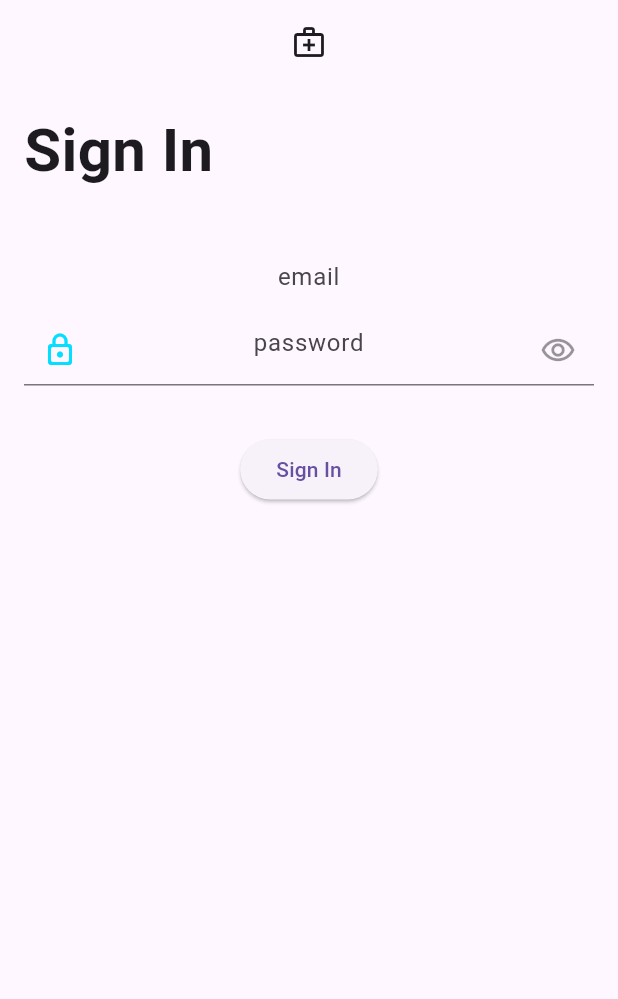
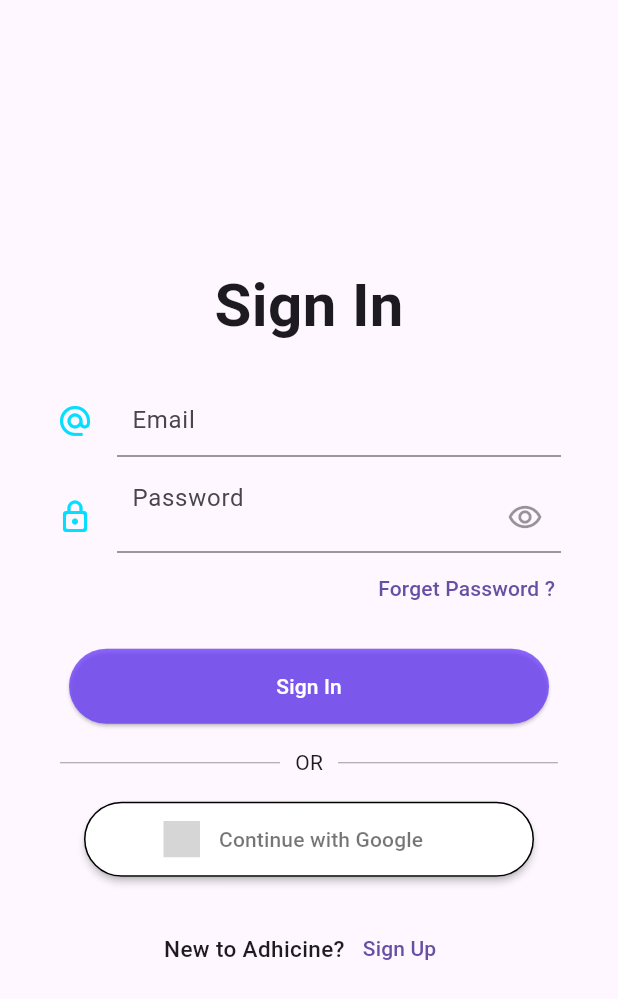
Before and after one commit to ThisIsSumit/Adhicine-Medicine-Scheduling-App-, a Flutter app: the screen it shows after launch, on a phone screen of 412 x 824 dp. Shown: the top 999 px of the screen. Run offline on Flutter 3.47's test engine with Material 3 defaults, Android fonts, the phone set to English and light mode, and no system bars; drawn by our look-alikes of sign_in_button; our stand-ins replace connectivity_plus, firebase_core; accounts and stored records are empty; grey boxes are pictures that could not be loaded.

```diff
--- a/lib/screens/signin_screen.dart
+++ b/lib/screens/signin_screen.dart
@@ -1,4 +1,5 @@
 import 'package:flutter/material.dart';
+import 'package:sign_in_button/sign_in_button.dart';
 
 class SignInPage extends StatefulWidget {
   const SignInPage({super.key});
@@ -11,13 +12,11 @@ class _SignInPageState extends State<SignInPage> {
   @override
   Widget build(BuildContext context) {
     final GlobalKey<FormState> formKey = GlobalKey<FormState>();
+    bool secureText = false;
     return Scaffold(
-      appBar: AppBar(
-        title: const Center(child: Icon(Icons.medical_services_outlined)),
-      ),
       body: SafeArea(
         child: Column(
-          crossAxisAlignment: CrossAxisAlignment.start,
+          mainAxisAlignment: MainAxisAlignment.center,
           children: [
             const Padding(
               padding: EdgeInsets.all(16.0),
@@ -30,13 +29,19 @@ class _SignInPageState extends State<SignInPage> {
             Form(
               key: formKey,
               child: Padding(
-                padding: const EdgeInsets.all(16.0),
+                padding: const EdgeInsets.symmetric(horizontal: 30),
                 child: Column(
                   children: [
-                    TextFormField(
-                      textAlign: TextAlign.center,
+                    Padding(
+                      padding: const EdgeInsets.all(8.0),
+                      child: TextFormField(
+                        obscureText: secureText,
                         decoration: const InputDecoration(
-                          hintText: "email", border: InputBorder.none),
+                            icon: Icon(Icons.alternate_email_outlined),
+                            iconColor: Color.fromARGB(255, 4, 222, 255),
+                            hintText: "Email",
+                            border: UnderlineInputBorder(),
+                            contentPadding: EdgeInsets.only(left: 10)),
                         validator: (String? value) {
                           if (value == null || value.isEmpty) {
                             return 'Please enter some text';
@@ -44,26 +49,39 @@ class _SignInPageState extends State<SignInPage> {
                           return null;
                         },
                       ),
-                    TextFormField(
-                      textAlign: TextAlign.center,
+                    ),
+                    Padding(
+                      padding: const EdgeInsets.fromLTRB(8.0, 8.0, 8.0, 0.0),
+                      child: TextFormField(
+                        textAlign: TextAlign.justify,
                         decoration: const InputDecoration(
-                        hintText: "password",
+                            iconColor: Color.fromARGB(255, 4, 222, 255),
+                            icon: Icon(Icons.lock_outline_rounded),
+                            hintText: "Password",
                             suffixIcon: Icon(Icons.remove_red_eye_outlined),
                             suffixIconColor: Color.fromARGB(103, 0, 0, 0),
-                        prefixIcon: Icon(Icons.lock_outline_rounded),
-                        prefixIconColor: Color.fromARGB(255, 4, 222, 255),
-
-                      ),
+                            border: UnderlineInputBorder(),
+                            contentPadding: EdgeInsets.only(left: 10)),
                         validator: (String? value) {
                           if (value == null || value.isEmpty) {
                             return 'Please enter some text';
                           }
                           if (value.length < 6) {
-                          return 'min length should be 6 ';
+                            return 'min. length should be 6 ';
                           }
                           return null;
                         },
                       ),
+                    ),
+                    Align(
+                      alignment: Alignment.bottomRight,
+                      child: TextButton(
+                          onPressed: () {},
+                          child: const Text(
+                            "Forget Password ?",
+                            style: TextStyle(),
+                          )),
+                    )
                   ],
                 ),
               ),
@@ -72,17 +90,74 @@ class _SignInPageState extends State<SignInPage> {
               child: Padding(
                 padding: const EdgeInsets.symmetric(vertical: 16.0),
                 child: ElevatedButton(
+                  style: TextButton.styleFrom(
+                      fixedSize: const Size(320, 50),
+                      backgroundColor: const Color.fromARGB(193, 105, 57, 251)),
                   onPressed: () {
-                    // Validate will return true if the form is valid, or false if
+                    // Validate will reconst turn true if the form is valid, or false if
                     // the form is invalid.
                     if (formKey.currentState!.validate()) {
                       // Process data.
                     }
                   },
-                  child: const Text('Sign In'),
+                  child: const Text(
+                    'Sign In',
+                    style: TextStyle(color: Colors.white),
                   ),
                 ),
               ),
+            ),
+            const Padding(
+              padding: EdgeInsets.symmetric(vertical: 0, horizontal: 40),
+              child: Row(
+                mainAxisAlignment: MainAxisAlignment.center,
+                children: [
+                  Expanded(
+                    child: Divider(
+                      thickness: 0.7,
+                      color: Colors.grey,
+                    ),
+                  ),
+                  Padding(
+                    padding: EdgeInsets.symmetric(horizontal: 10, vertical: 0),
+                    child: Text("OR"),
+                  ),
+                  Expanded(
+                    child: Divider(
+                      thickness: 0.7,
+                      color: Colors.grey,
+                    ),
+                  )
+                ],
+              ),
+            ),
+            Padding(
+                padding: const EdgeInsets.all(16.0),
+                child: SizedBox(
+                  width: 300.0, // Set the desired width
+                  height: 50.0, // Set the desired height
+                  child: SignInButton(
+                    shape: const StadiumBorder(
+                      side: BorderSide(),
+                    ),
+                    Buttons.google,
+                    onPressed: () {},
+                    text: "Continue with Google",
+                  ),
+                )),
+            Padding(
+              padding: const EdgeInsets.all(8.0),
+              child: Row(
+                mainAxisAlignment: MainAxisAlignment.center,
+                children: [
+                  const Text(
+                    "New to Adhicine?",
+                    style: TextStyle(fontSize: 15, fontWeight: FontWeight.w500),
+                  ),
+                  TextButton(onPressed: () {}, child: const Text("Sign Up"))
+                ],
+              ),
+            )
           ],
         ),
       ),
```
Also changed, not shown: lib/screens/forget_password.dart (added), lib/widgets/sign_up.dart (added). Lines whose indentation alone changed are shown as unchanged.
